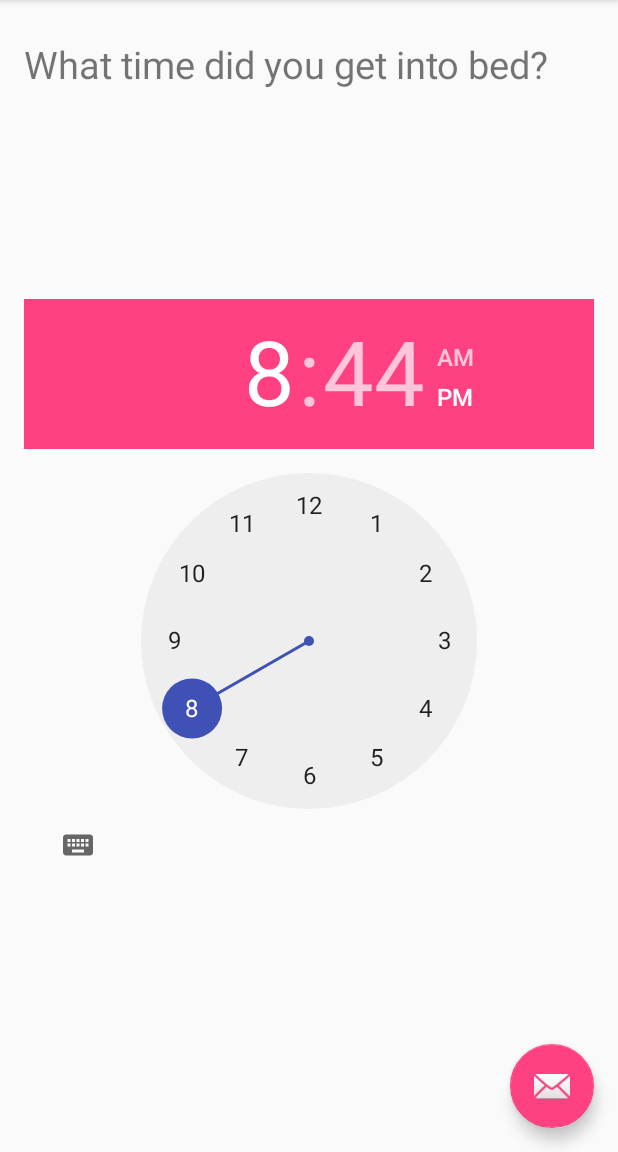
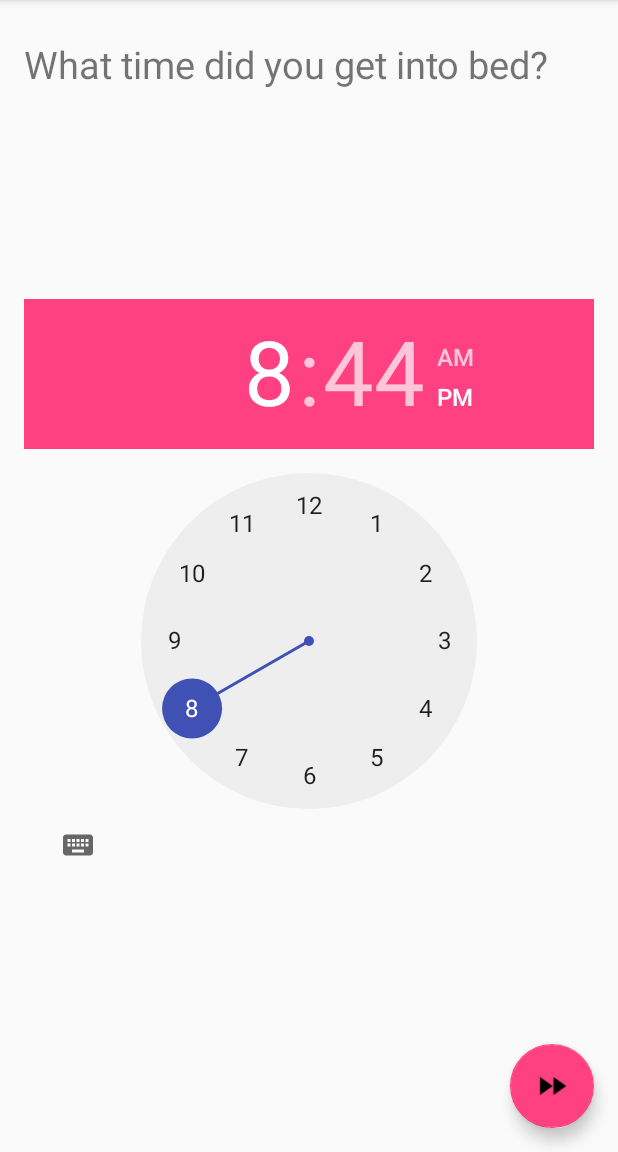
Before and after one commit to FSXAC/Lumohacks2017, an Android app: the screen it shows after launch (SleepSummary), on a phone screen of 412 x 824 dp, the part 84-1236 px from its top. Run offline under Robolectric (Android 15) with nearby library versions, the phone set to English and light mode, and no system bars.

Commit message:
added arrows

```diff
--- a/mobileapp/SleepTracker/app/src/main/res/layout/activity_sleep_summary.xml
+++ b/mobileapp/SleepTracker/app/src/main/res/layout/activity_sleep_summary.xml
@@ -27,7 +27,7 @@
         android:layout_height="wrap_content"
         android:layout_gravity="bottom|end"
         android:layout_margin="@dimen/fab_margin"
-        app:srcCompat="@android:drawable/ic_dialog_email" />
+        app:srcCompat="@drawable/ic_fast_forward_black_24dp" />
 
     <android.support.design.widget.FloatingActionButton
         android:id="@+id/back"
@@ -35,7 +35,7 @@
         android:layout_height="wrap_content"
         android:layout_gravity="bottom|start"
         android:layout_margin="@dimen/fab_margin"
-        app:srcCompat="@android:drawable/ic_dialog_email"
+        app:srcCompat="@drawable/ic_fast_rewind_black_24dp"
         android:visibility="gone"/>
 
     <TimePicker
```
Also changed, not shown: mobileapp/SleepTracker/app/src/main/res/drawable/ic_fast_forward_black_24dp.png (added), mobileapp/SleepTracker/app/src/main/res/drawable/ic_fast_rewind_black_24dp.png (added).
